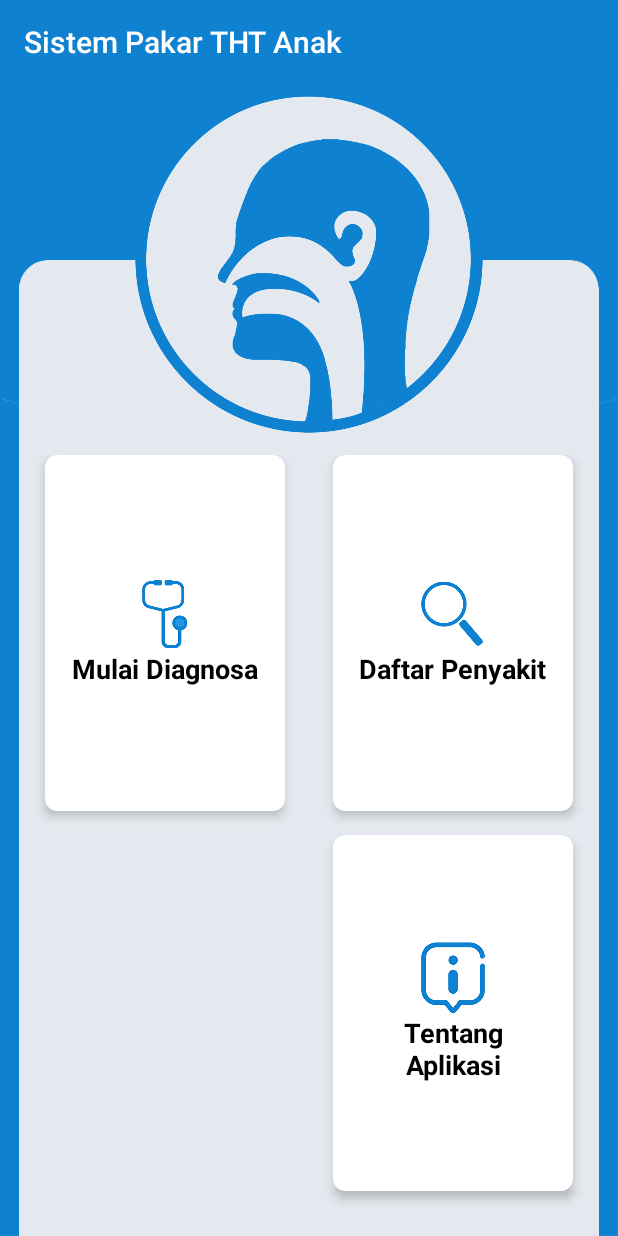
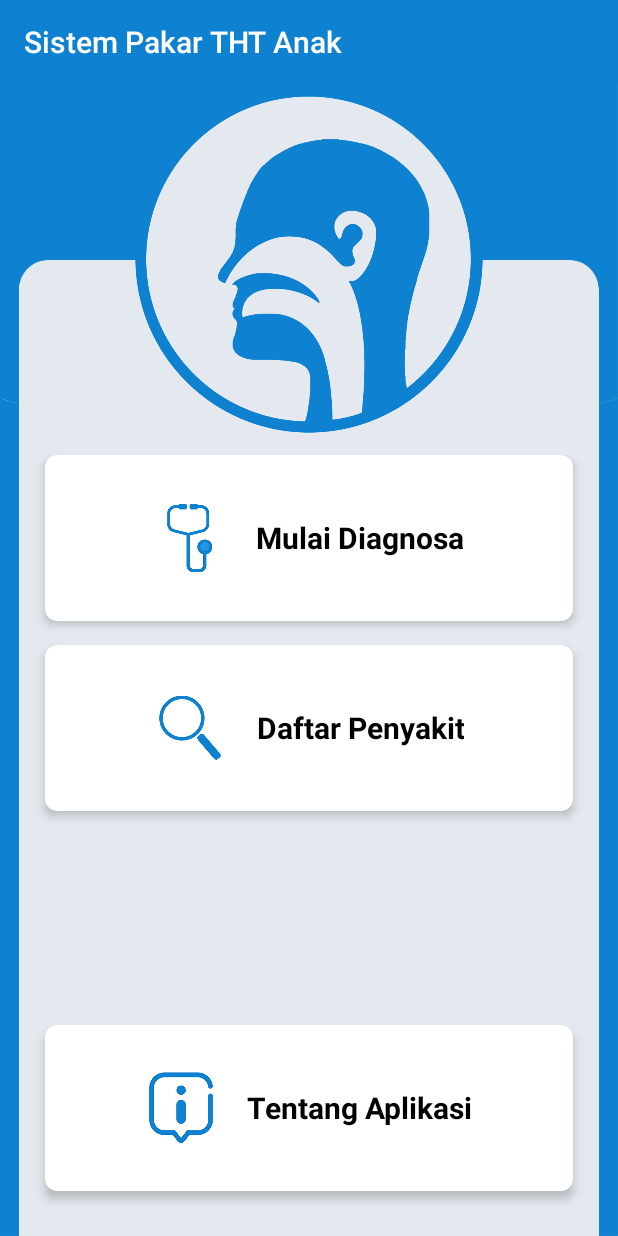
Before and after one commit to dedysurya13/SistemPakarTHTAnak, an Android app: the screen it shows after launch (MainActivity), on a phone screen of 412 x 824 dp. Run offline under Robolectric (Android 15) with nearby library versions, the phone set to English and light mode, and no system bars.

Commit message:
Ganti penyusunan tombol

```diff
--- a/app/src/main/res/layout/activity_main.xml
+++ b/app/src/main/res/layout/activity_main.xml
@@ -32,8 +32,8 @@
 
         <GridLayout
             android:id="@+id/mainGrid"
-            android:columnCount="2"
-            android:rowCount="1"
+            android:columnCount="1"
+            android:rowCount="4"
             android:alignmentMode="alignMargins"
             android:columnOrderPreserved="false"
             android:layout_weight="8"
@@ -57,22 +57,24 @@
                 <LinearLayout
                     android:layout_gravity="center_horizontal|center_vertical"
                     android:layout_margin="16dp"
-                    android:orientation="vertical"
+                    android:orientation="horizontal"
                     android:layout_width="wrap_content"
                     android:layout_height="wrap_content">
 
                     <ImageView
                         android:src="@drawable/mulai_diagnosa"
-                        android:layout_gravity="center_horizontal"
+                        android:layout_gravity="center_horizontal|center_vertical"
                         android:layout_width="wrap_content"
                         android:layout_height="wrap_content"
-                        android:contentDescription="@string/btn_mulai_diagnosa"/>
+                        android:contentDescription="@string/btn_mulai_diagnosa"
+                        android:layout_marginRight="20dp"/>
 
                     <TextView
+                        android:layout_gravity="center_horizontal|center_vertical"
                         android:text="@string/btn_mulai_diagnosa"
                         android:textAlignment="center"
                         android:textColor="@android:color/black"
-                        android:textSize="18sp"
+                        android:textSize="20sp"
                         android:textStyle="bold"
                         android:layout_width="wrap_content"
                         android:layout_height="wrap_content" />
@@ -94,25 +96,28 @@
                 app:cardCornerRadius="8dp"
                 >
 
+
                 <LinearLayout
                     android:layout_gravity="center_horizontal|center_vertical"
                     android:layout_margin="16dp"
-                    android:orientation="vertical"
+                    android:orientation="horizontal"
                     android:layout_width="wrap_content"
                     android:layout_height="wrap_content">
 
                     <ImageView
+                        android:layout_marginRight="20dp"
                         android:src="@drawable/daftar_penyakit"
-                        android:layout_gravity="center_horizontal"
+                        android:layout_gravity="center_horizontal|center_vertical"
                         android:layout_width="wrap_content"
                         android:layout_height="wrap_content"
                         android:contentDescription="@string/btn_daftar_penyakit"/>
 
                     <TextView
+                        android:layout_gravity="center_vertical|center_horizontal"
                         android:text="@string/btn_daftar_penyakit"
                         android:textAlignment="center"
                         android:textColor="@android:color/black"
-                        android:textSize="18sp"
+                        android:textSize="20sp"
                         android:textStyle="bold"
                         android:layout_width="wrap_content"
                         android:layout_height="wrap_content" />
@@ -153,22 +158,24 @@
                 <LinearLayout
                     android:layout_gravity="center_horizontal|center_vertical"
                     android:layout_margin="16dp"
-                    android:orientation="vertical"
+                    android:orientation="horizontal"
                     android:layout_width="wrap_content"
                     android:layout_height="wrap_content">
 
                     <ImageView
                         android:src="@drawable/tentang_aplikasi"
-                        android:layout_gravity="center_horizontal"
+                        android:layout_gravity="center_horizontal|center_vertical"
                         android:layout_width="wrap_content"
                         android:layout_height="wrap_content"
-                        android:contentDescription="@string/btn_tentang_aplikasi"/>
+                        android:contentDescription="@string/btn_tentang_aplikasi"
+                        android:layout_marginRight="20dp"/>
 
                     <TextView
+                        android:layout_gravity="center_horizontal|center_vertical"
                         android:text="@string/btn_tentang_aplikasi"
                         android:textAlignment="center"
                         android:textColor="@android:color/black"
-                        android:textSize="18sp"
+                        android:textSize="20sp"
                         android:textStyle="bold"
                         android:layout_width="wrap_content"
                         android:layout_height="wrap_content" />
```
